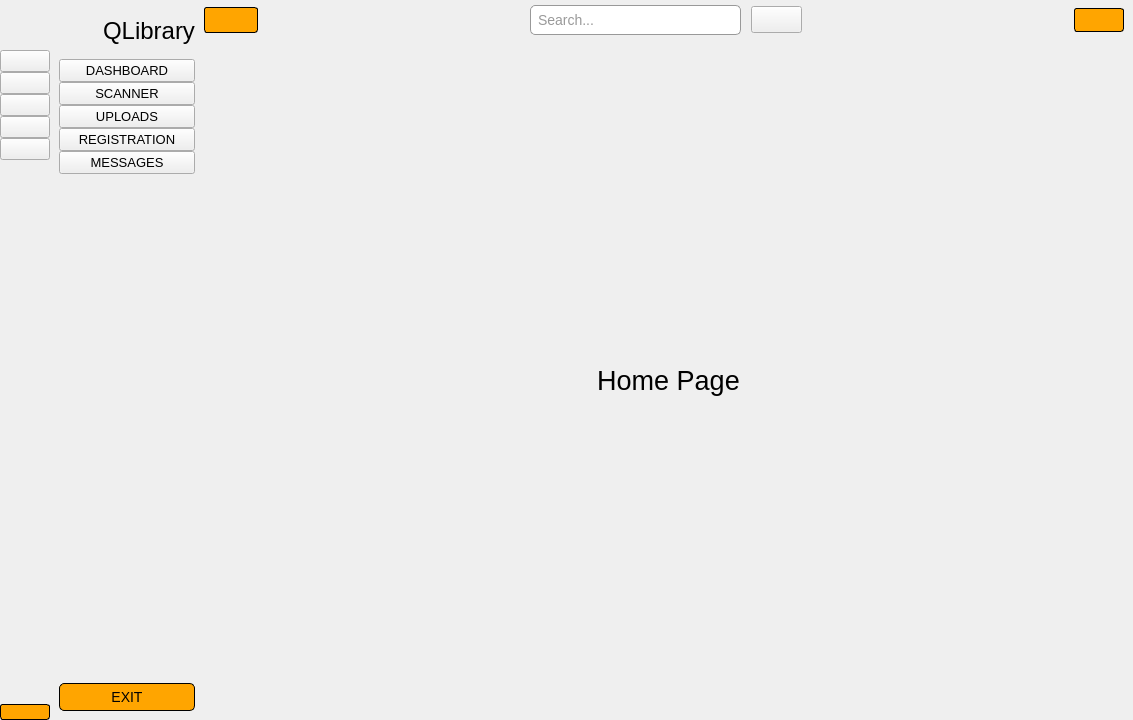
AsifCantCode/QLibrary, file sidebar.ui: the form before one commit.
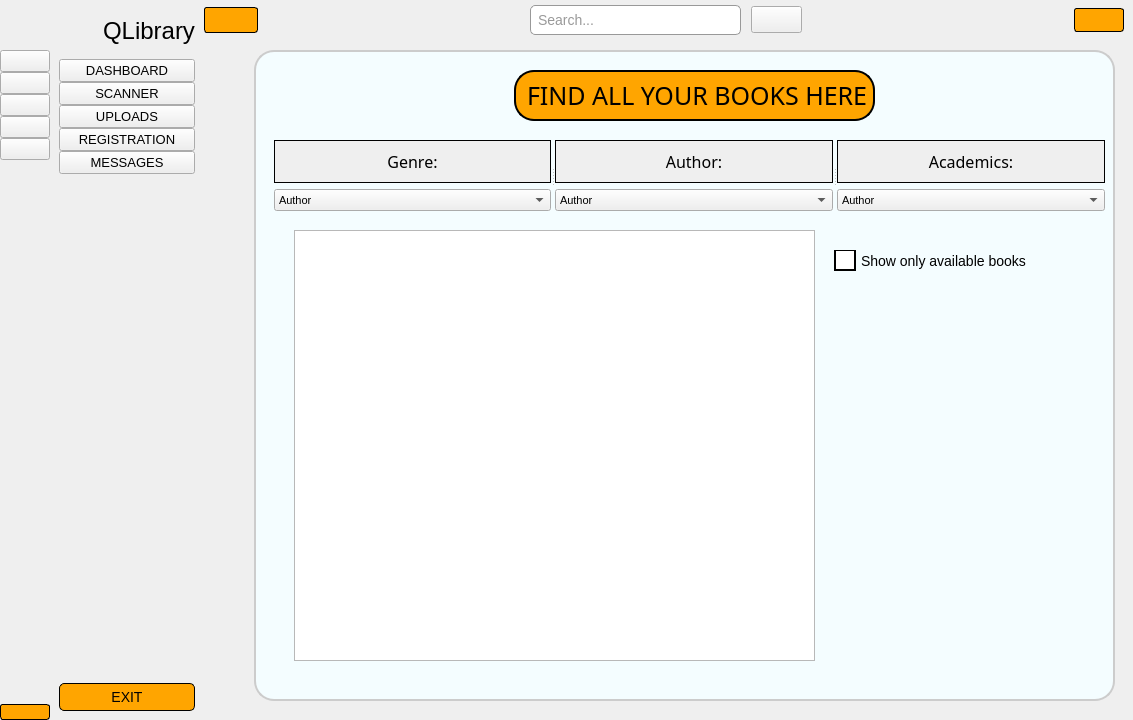
The form after the commit. The open tabs and pages were chosen to show the change. Icons and pictures are not drawn.

```diff
--- a/sidebar.ui
+++ b/sidebar.ui
@@ -489,23 +489,431 @@
           <number>4</number>
          </property>
          <widget class="QWidget" name="page">
-          <layout class="QGridLayout" name="gridLayout_2">
-           <item row="0" column="0">
-            <widget class="QLabel" name="label_4">
-             <property name="font">
-              <font>
-               <pointsize>20</pointsize>
-              </font>
-             </property>
-             <property name="text">
-              <string>Home Page</string>
-             </property>
-             <property name="alignment">
-              <set>Qt::AlignCenter</set>
-             </property>
-            </widget>
-           </item>
-          </layout>
+          <widget class="QLabel" name="label_4">
+           <property name="geometry">
+            <rect>
+             <x>50</x>
+             <y>10</y>
+             <width>861</width>
+             <height>651</height>
+            </rect>
+           </property>
+           <property name="font">
+            <font>
+             <pointsize>20</pointsize>
+            </font>
+           </property>
+           <property name="styleSheet">
+            <string notr="true">background-color: #f4fdff; /* Light violet background with partial transparency */
+    border: 2px solid #CCC;                      /* Add a subtle border */
+    border-radius: 20px;                         /* Rounded corners */
+    padding: 10px;</string>
+           </property>
+           <property name="text">
+            <string/>
+           </property>
+           <property name="alignment">
+            <set>Qt::AlignCenter</set>
+           </property>
+          </widget>
+          <widget class="QListView" name="listView">
+           <property name="geometry">
+            <rect>
+             <x>90</x>
+             <y>190</y>
+             <width>521</width>
+             <height>431</height>
+            </rect>
+           </property>
+          </widget>
+          <widget class="QCheckBox" name="checkBox">
+           <property name="geometry">
+            <rect>
+             <x>630</x>
+             <y>210</y>
+             <width>231</width>
+             <height>21</height>
+            </rect>
+           </property>
+           <property name="styleSheet">
+            <string notr="true">QCheckBox {
+    spacing: 5px;
+    font-size: 14px;
+}
+
+QCheckBox::indicator {
+    width: 18px;
+    height: 18px;
+}
+
+QCheckBox::indicator:unchecked {
+    border: 2px solid black;
+    background-color: #ffffff;
+}
+
+QCheckBox::indicator:checked {
+    border: 2px solid black;
+    background-color:  #FFA500;
+}
+
+QCheckBox::indicator:unchecked:hover, QCheckBox::indicator:checked:hover {
+    border: 2px solid #4caf50;
+}
+
+QCheckBox::indicator:unchecked:pressed, QCheckBox::indicator:checked:pressed {
+    border: 2px solid #388e3c;
+    background-color: #388e3c;
+}
+
+QCheckBox::indicator:checked:disabled, QCheckBox::indicator:unchecked:disabled {
+    background-color: #e0e0e0;
+    border: 2px solid #e0e0e0;
+}
+
+QCheckBox::indicator:checked:disabled:hover, QCheckBox::indicator:unchecked:disabled:hover {
+    border: 2px solid #bdbdbd;
+}
+
+QCheckBox::indicator:checked:disabled:pressed, QCheckBox::indicator:unchecked:disabled:pressed {
+    border: 2px solid #b0b0b0;
+    background-color: #b0b0b0;
+}
+
+QCheckBox::indicator:indeterminate {
+    border: 2px solid #999999;
+    background-color: #ffffff;
+}
+
+QCheckBox::indicator:indeterminate:hover {
+    border: 2px solid #4caf50;
+}
+
+QCheckBox::indicator:indeterminate:pressed {
+    border: 2px solid #388e3c;
+    background-color: #388e3c;
+}
+
+QCheckBox::indicator:indeterminate:disabled {
+    background-color: #e0e0e0;
+    border: 2px solid #e0e0e0;
+}
+
+QCheckBox::indicator:indeterminate:disabled:hover {
+    border: 2px solid #bdbdbd;
+}
+
+QCheckBox::indicator:indeterminate:disabled:pressed {
+    border: 2px solid #b0b0b0;
+    background-color: #b0b0b0;
+}
+</string>
+           </property>
+           <property name="text">
+            <string>Show only available books</string>
+           </property>
+          </widget>
+          <widget class="QLabel" name="label_19">
+           <property name="geometry">
+            <rect>
+             <x>310</x>
+             <y>30</y>
+             <width>361</width>
+             <height>51</height>
+            </rect>
+           </property>
+           <property name="styleSheet">
+            <string notr="true">font-family: berlin sans fb;
+background-color:  #FFA500;
+border: 2px solid black;
+border-radius: 20px;
+font-size:25px;
+padding: 5px;</string>
+           </property>
+           <property name="text">
+            <string>FIND ALL YOUR BOOKS HERE</string>
+           </property>
+          </widget>
+          <widget class="QSplitter" name="splitter_2">
+           <property name="geometry">
+            <rect>
+             <x>70</x>
+             <y>100</y>
+             <width>831</width>
+             <height>71</height>
+            </rect>
+           </property>
+           <property name="orientation">
+            <enum>Qt::Horizontal</enum>
+           </property>
+           <widget class="QWidget" name="">
+            <layout class="QVBoxLayout" name="verticalLayout_11">
+             <item>
+              <widget class="QLabel" name="label_13">
+               <property name="font">
+                <font>
+                 <family>Berlin Sans FB</family>
+                 <pointsize>12</pointsize>
+                </font>
+               </property>
+               <property name="styleSheet">
+                <string notr="true">border: 1px solid;
+background-color: #efefef;</string>
+               </property>
+               <property name="text">
+                <string>Genre:</string>
+               </property>
+               <property name="alignment">
+                <set>Qt::AlignCenter</set>
+               </property>
+              </widget>
+             </item>
+             <item>
+              <widget class="QComboBox" name="comboBox">
+               <property name="styleSheet">
+                <string notr="true">QComboBox#comboBox {
+    /* Set the background color */
+    background-color: #ffffff;
+    
+    /* Set the border style and color */
+    border: 1px solid black;
+    border-radius: 5px;
+    
+    /* Set the padding */
+    padding: 5px;
+
+    /* Set the text color */
+    color: #333333;
+
+    /* Set the font */
+    font-family: 'Segoe UI', Arial, sans-serif;
+    font-size: 12px;
+
+    /* Set the drop-down arrow color */
+    QComboBox::down-arrow {
+        image: url(down_arrow.png); /* Replace with your arrow image */
+        width: 12px;
+        height: 12px;
+    }
+
+    /* Set the background color of the drop-down list */
+    QComboBox QAbstractItemView {
+        background-color: #ffffff;
+        border: 1px solid #999999;
+        selection-background-color: #e0e0e0; /* Color when an item is selected */
+    }
+}
+</string>
+               </property>
+               <item>
+                <property name="text">
+                 <string>Author</string>
+                </property>
+               </item>
+               <item>
+                <property name="text">
+                 <string>Genre</string>
+                </property>
+               </item>
+               <item>
+                <property name="text">
+                 <string>Academics</string>
+                </property>
+               </item>
+              </widget>
+             </item>
+            </layout>
+           </widget>
+           <widget class="QWidget" name="layoutWidget_3">
+            <layout class="QVBoxLayout" name="verticalLayout_13">
+             <item>
+              <widget class="QLabel" name="label_15">
+               <property name="font">
+                <font>
+                 <family>Berlin Sans FB</family>
+                 <pointsize>12</pointsize>
+                </font>
+               </property>
+               <property name="styleSheet">
+                <string notr="true">border: 1px solid;
+background-color: #efefef;</string>
+               </property>
+               <property name="text">
+                <string>Author:</string>
+               </property>
+               <property name="alignment">
+                <set>Qt::AlignCenter</set>
+               </property>
+              </widget>
+             </item>
+             <item>
+              <widget class="QComboBox" name="comboBox_3">
+               <property name="styleSheet">
+                <string notr="true">QComboBox#comboBox_3 {
+    /* Set the background color */
+    background-color: #ffffff;
+    
+    /* Set the border style and color */
+    border: 1px solid black;
+    border-radius: 5px;
+    
+    /* Set the padding */
+    padding: 5px;
+
+    /* Set the text color */
+    color: #333333;
+
+    /* Set the font */
+    font-family: 'Segoe UI', Arial, sans-serif;
+    font-size: 12px;
+
+    /* Set the drop-down arrow color */
+    QComboBox::down-arrow {
+        image: url(down_arrow.png); /* Replace with your arrow image */
+        width: 12px;
+        height: 12px;
+    }
+
+    /* Set the background color of the drop-down list */
+    QComboBox QAbstractItemView {
+        background-color: #ffffff;
+        border: 1px solid #999999;
+        selection-background-color: #e0e0e0; /* Color when an item is selected */
+    }
+}
+</string>
+               </property>
+               <item>
+                <property name="text">
+                 <string>Author</string>
+                </property>
+               </item>
+               <item>
+                <property name="text">
+                 <string>Genre</string>
+                </property>
+               </item>
+               <item>
+                <property name="text">
+                 <string>Academics</string>
+                </property>
+               </item>
+              </widget>
+             </item>
+            </layout>
+           </widget>
+           <widget class="QWidget" name="layoutWidget_4">
+            <layout class="QVBoxLayout" name="verticalLayout_14">
+             <item>
+              <widget class="QLabel" name="label_16">
+               <property name="font">
+                <font>
+                 <family>Berlin Sans FB</family>
+                 <pointsize>12</pointsize>
+                </font>
+               </property>
+               <property name="styleSheet">
+                <string notr="true">border: 1px solid;
+background-color: #efefef;
+padding: 0px;
+</string>
+               </property>
+               <property name="text">
+                <string>Academics:</string>
+               </property>
+               <property name="alignment">
+                <set>Qt::AlignCenter</set>
+               </property>
+              </widget>
+             </item>
+             <item>
+              <widget class="QComboBox" name="comboBox_4">
+               <property name="styleSheet">
+                <string notr="true">QComboBox#comboBox_4 {
+    /* Set the background color */
+    background-color: #ffffff;
+    
+    /* Set the border style and color */
+    border: 1px solid black;
+    border-radius: 5px;
+    
+    /* Set the padding */
+    padding: 5px;
+
+    /* Set the text color */
+    color: #333333;
+
+    /* Set the font */
+    font-family: 'Segoe UI', Arial, sans-serif;
+    font-size: 12px;
+
+    /* Set the drop-down arrow color */
+    QComboBox::down-arrow {
+        image: url(down_arrow.png); /* Replace with your arrow image */
+        width: 12px;
+        height: 12px;
+    }
+
+    /* Set the background color of the drop-down list */
+    QComboBox QAbstractItemView {
+        background-color: #ffffff;
+        border: 1px solid #999999;
+        selection-background-color: #e0e0e0; /* Color when an item is selected */
+    }
+}
+QComboBox#comboBox_3 {
+    /* Set the background color */
+    background-color: #ffffff;
+    
+    /* Set the border style and color */
+    border: 1px solid #999999;
+    border-radius: 5px;
+    
+    /* Set the padding */
+    padding: 5px;
+
+    /* Set the text color */
+    color: #333333;
+
+    /* Set the font */
+    font-family: 'Segoe UI', Arial, sans-serif;
+    font-size: 12px;
+
+    /* Set the drop-down arrow color */
+    QComboBox::down-arrow {
+        image: url(down_arrow.png); /* Replace with your arrow image */
+        width: 12px;
+        height: 12px;
+    }
+
+    /* Set the background color of the drop-down list */
+    QComboBox QAbstractItemView {
+        background-color: #ffffff;
+        border: 1px solid #999999;
+        selection-background-color: #e0e0e0; /* Color when an item is selected */
+    }
+}
+</string>
+               </property>
+               <item>
+                <property name="text">
+                 <string>Author</string>
+                </property>
+               </item>
+               <item>
+                <property name="text">
+                 <string>Genre</string>
+                </property>
+               </item>
+               <item>
+                <property name="text">
+                 <string>Academics</string>
+                </property>
+               </item>
+              </widget>
+             </item>
+            </layout>
+           </widget>
+          </widget>
          </widget>
          <widget class="QWidget" name="page_2">
           <widget class="QWidget" name="verticalLayoutWidget_2">
```
Left out of the diff: 2 changed lines with no effect on the pictures.
